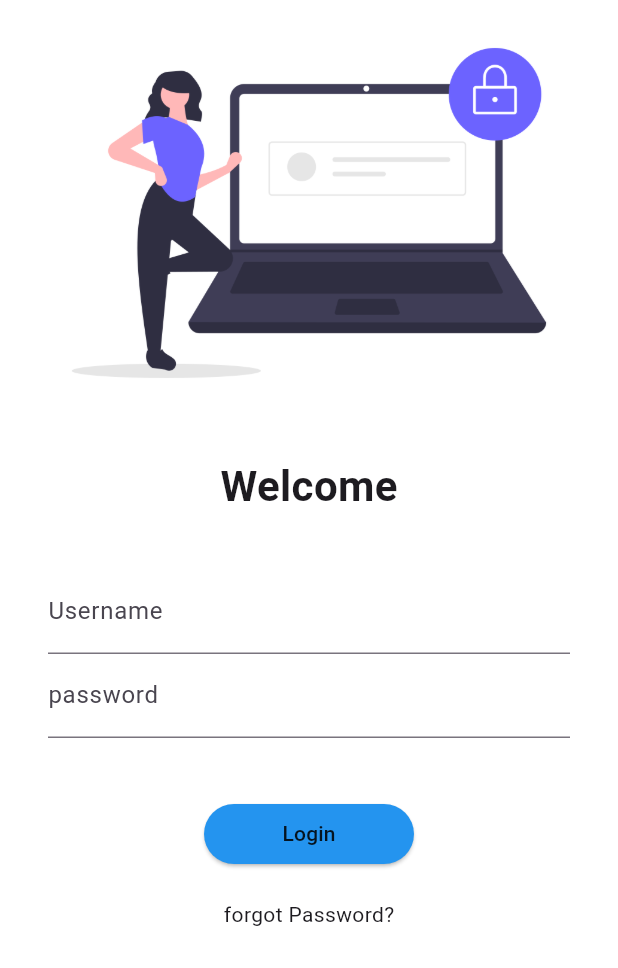
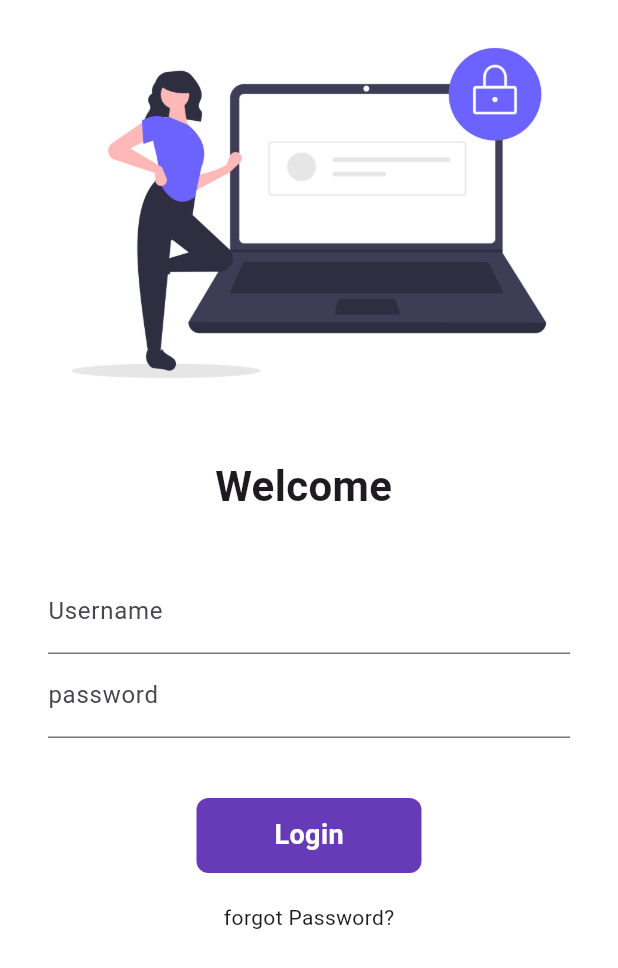
Before and after one commit to mrgauravshukla81/30daysofflutter, a Flutter app: the screen it shows after launch, on a phone screen of 412 x 824 dp. Shown: the top 968 px of the screen. Run offline on Flutter 3.47's test engine with Material 3 defaults, Android fonts, the phone set to English and light mode, and no system bars; missing offline and left inert: dart:ffi.

Commit message:
day6 completed

```diff
--- a/lib/pages/login_page.dart
+++ b/lib/pages/login_page.dart
@@ -1,9 +1,18 @@
+import 'dart:ffi';
 import 'dart:math';
 
 import 'package:flutter/material.dart';
+import 'package:flutter/widgets.dart';
 import 'package:second_app/utils/routes.dart';
 
-class loginPage extends StatelessWidget {
+class loginPage extends StatefulWidget {
+  @override
+  State<loginPage> createState() => _loginPageState();
+}
+
+class _loginPageState extends State<loginPage> {
+  String name = "";
+  bool changebutton = false;
   @override
   Widget build(BuildContext context) {
     return Material(
@@ -18,7 +27,7 @@ class loginPage extends StatelessWidget {
               height: 20.0,
             ),
             Text(
-              "Welcome",
+              "Welcome $name",
               style: TextStyle(fontSize: 28, fontWeight: FontWeight.bold),
             ),
             SizedBox(
@@ -32,6 +41,10 @@ class loginPage extends StatelessWidget {
                   TextFormField(
                     decoration: InputDecoration(
                         hintText: "Enter Username", labelText: "Username"),
+                    onChanged: (value) {
+                      name = value;
+                      setState(() {});
+                    },
                   ),
                   TextFormField(
                     obscureText: true,
@@ -41,19 +54,51 @@ class loginPage extends StatelessWidget {
                   SizedBox(
                     height: 40.0,
                   ),
-                  ElevatedButton(
-                    style: ButtonStyle(
-                        backgroundColor: MaterialStatePropertyAll<Color>(
-                            Color.fromARGB(255, 36, 148, 239)),
-                        minimumSize: MaterialStatePropertyAll(Size(140, 40)),
-
-                    ),
-                    onPressed: () {
+                  InkWell(
+                    onTap: () async {
+                      setState(() {
+                        changebutton = true;
+                      });
+                      await Future.delayed(Duration(seconds: 1));
                       Navigator.pushNamed(context, Myroutes.homeroutes);
                     },
-                    child: Text("Login",style: TextStyle(color:Colors.black87),),
+                    child: AnimatedContainer(
+                      duration: Duration(seconds: 1),
+                      width: changebutton ? 80 : 150,
+                      height: 50,
+                      alignment: Alignment.center,
+                      child: changebutton
+                          ? Icon(
+                              Icons.done,
+                              color: Colors.white,
+                            )
+                          : Text(
+                              "Login",
+                              style: TextStyle(
+                                  color: Colors.white,
+                                  fontWeight: FontWeight.bold,
+                                  fontSize: 18),
+                            ),
+                      decoration: BoxDecoration(
+                          color: Colors.deepPurple,
+                          borderRadius:
+                              BorderRadius.circular(changebutton ? 50 : 8)),
+                    ),
                   ),
-
+                  // ElevatedButton(
+                  //   style: ButtonStyle(
+                  //     backgroundColor: MaterialStatePropertyAll<Color>(
+                  //         Color.fromARGB(255, 36, 148, 239)),
+                  //     minimumSize: MaterialStatePropertyAll(Size(140, 40)),
+                  //   ),
+                  //   onPressed: () {
+                  //     Navigator.pushNamed(context, Myroutes.homeroutes);
+                  //   },
+                  //   child: Text(
+                  //     "Login",
+                  //     style: TextStyle(color: Colors.black87),
+                  //   ),
+                  // ),
                   SizedBox(
                     height: 20.0,
                   ),
```
